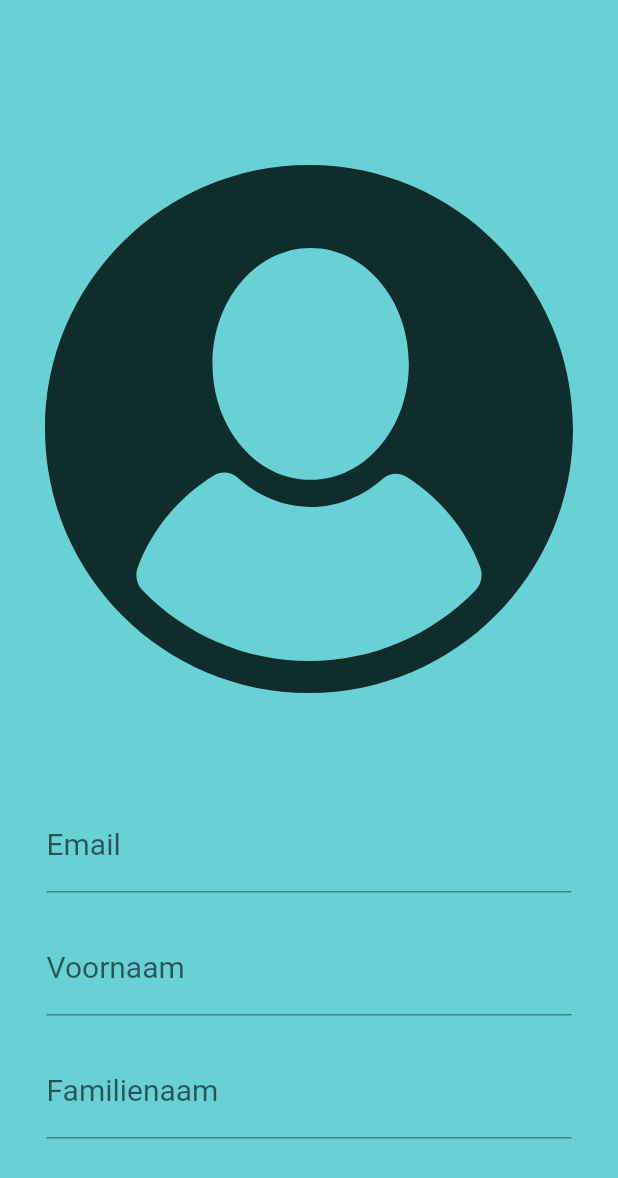
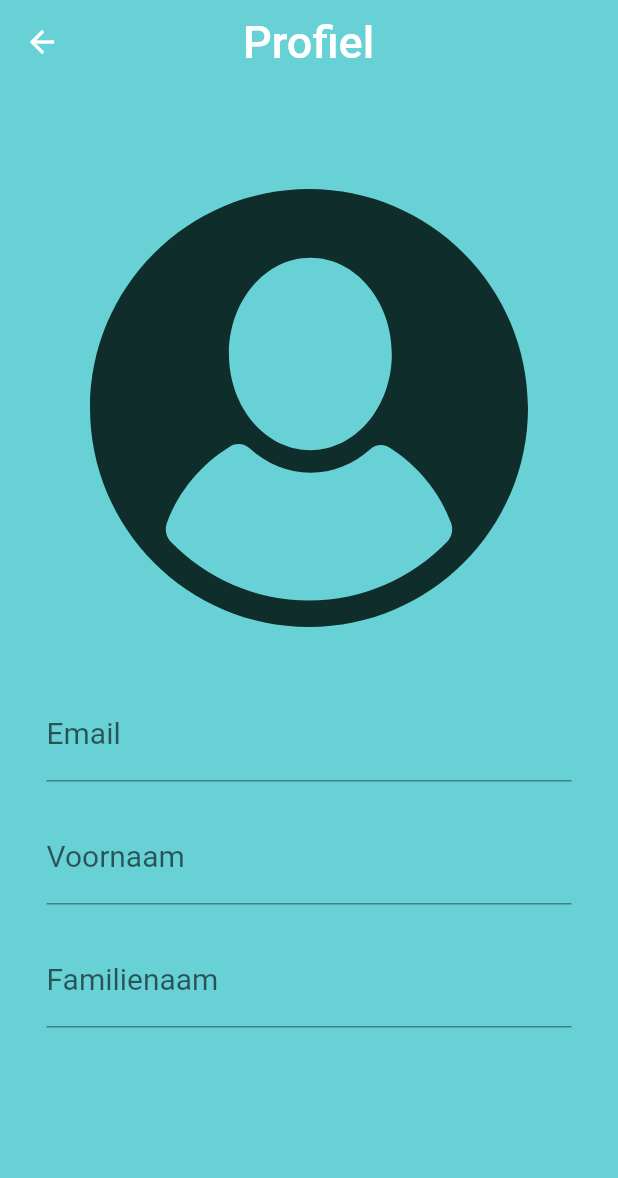
Before and after one commit to Lenaerts-Nestor/Project_Mobile_Development, a Flutter app: the SettingsPage screen opened directly, after a tap on "Profiel", on a phone screen of 412 x 824 dp. Shown: the top 1178 px of the screen. Run offline on Flutter 3.47's test engine with Material 2 defaults, Android fonts, the light colour scheme and no system bars; our stand-ins replace cloud_firestore, firebase_auth, firebase_core, flutter_map, flutter_svg, google_nav_bar and 2 more; missing offline and left inert: osm_nominatim; accounts and stored records are empty.

Commit message:
custom appbar aangemaakt en settings page verbeterd

```diff
--- /dev/null
+++ b/lib/components/custom_appbar.dart
@@ -0,0 +1,44 @@
+import 'package:flutter/material.dart';
+import 'package:parkflow/components/style/designStyle.dart';
+
+class MyAppBar extends StatelessWidget implements PreferredSizeWidget {
+  final IconData icon;
+  final VoidCallback? onPressed;
+  final String titleText;
+  final Color backgroundcolor;
+  final double marginleft;
+
+  const MyAppBar({
+    Key? key,
+    required this.icon,
+    this.onPressed,
+    required this.titleText,
+    required this.backgroundcolor,
+    required this.marginleft,
+  }) : super(key: key);
+
+  @override
+  Size get preferredSize => const Size.fromHeight(kToolbarHeight);
+
+  @override
+  Widget build(BuildContext context) {
+    return AppBar(
+      leading: IconButton(
+        icon: Icon(
+          icon,
+          color: Colors.white,
+        ),
+        onPressed: onPressed,
+      ),
+      title: Container(
+        margin: EdgeInsets.only(left: marginleft),
+        child: Text(
+          titleText,
+          style: const TextStyle(fontSize: fontSize3),
+        ),
+      ),
+      backgroundColor: backgroundcolor,
+      elevation: 0.0,
+    );
+  }
+}
--- a/lib/pages/settings/pages/profielPage.dart
+++ b/lib/pages/settings/pages/profielPage.dart
@@ -3,6 +3,7 @@
 import 'package:flutter/material.dart';
 import 'package:cloud_firestore/cloud_firestore.dart';
 import 'package:flutter_svg/svg.dart';
+import 'package:parkflow/components/custom_appbar.dart';
 import 'package:parkflow/components/style/designStyle.dart';
 import 'package:parkflow/model/user/user_account.dart';
 import 'package:parkflow/model/user/user_service.dart';
@@ -11,7 +12,8 @@ import 'package:provider/provider.dart';
 import 'package:parkflow/model/user/user_logged_controller.dart';
 
 class ProfielPage extends StatefulWidget {
-  const ProfielPage({Key? key}) : super(key: key);
+  final Function? onBackButtonPressed;
+  const ProfielPage({Key? key, this.onBackButtonPressed}) : super(key: key);
 
   @override
   _ProfielPageState createState() => _ProfielPageState();
@@ -31,16 +33,23 @@ class _ProfielPageState extends State<ProfielPage> {
 
     return Center(
       child: Scaffold(
+        appBar: MyAppBar(
+          backgroundcolor: color4,
+          icon: Icons.arrow_back,
+          titleText: "Profiel",
+          marginleft: 90,
+          onPressed: () => widget.onBackButtonPressed?.call(),
+        ),
         body: Center(
           child: Padding(
-            padding: const EdgeInsets.symmetric(
-                horizontal: padding),
+            padding: const EdgeInsets.symmetric(horizontal: padding),
             child: Column(
               children: [
-                const SizedBox(height: 80),
+                const SizedBox(height: 70),
                 //Dit zou verbeterd moeten worden
                 SvgPicture.asset('assets/usericon.svg',
-                    width: MediaQuery.of(context).size.width, color: color6),
+                    width: MediaQuery.of(context).size.width - 120,
+                    color: color6),
                 const SizedBox(height: 30),
                 FutureBuilder<UserAccount?>(
                   //methode readUser van user_service.
--- a/lib/pages/settings/pages/vehicles/VehiclesPage.dart
+++ b/lib/pages/settings/pages/vehicles/VehiclesPage.dart
@@ -1,6 +1,8 @@
 // ignore_for_file: prefer_const_constructors, file_names, camel_case_types, sized_box_for_whitespace
 
 import 'package:cloud_firestore/cloud_firestore.dart';
+import 'package:parkflow/components/custom_appbar.dart';
+import 'package:parkflow/components/style/designStyle.dart';
 import 'package:parkflow/model/user/user_logged_controller.dart';
 import 'package:parkflow/model/user/user_service.dart';
 import 'package:provider/provider.dart';
@@ -13,7 +15,8 @@ import 'add_vehicles_page.dart';
 import 'package:parkflow/components/custom_button.dart'; //test
 
 class VehiclesPage extends StatefulWidget {
-  const VehiclesPage({Key? key}) : super(key: key);
+  final Function? onBackButtonPressed;
+  const VehiclesPage({Key? key, this.onBackButtonPressed}) : super(key: key);
 
   @override
   State<VehiclesPage> createState() => _VehiclesPageState();
@@ -46,6 +49,13 @@ class _VehiclesPageState extends State<VehiclesPage> {
     final userLogged = Provider.of<UserLogged>(context);
     final userEmail = userLogged.email.trim();
     return Scaffold(
+      appBar: MyAppBar(
+        backgroundcolor: color4,
+        icon: Icons.arrow_back,
+        titleText: "Vervoeren",
+        marginleft: 60,
+        onPressed: () => widget.onBackButtonPressed?.call(),
+      ),
       body: Column(
         children: [
           Expanded(
--- a/lib/pages/settings/pages/vehicles/add_vehicles_page.dart
+++ b/lib/pages/settings/pages/vehicles/add_vehicles_page.dart
@@ -2,8 +2,10 @@
 
 import 'package:flutter/material.dart';
 import 'package:cloud_firestore/cloud_firestore.dart';
+import 'package:parkflow/components/custom_appbar.dart';
 import 'package:parkflow/components/custom_button.dart';
 import 'package:parkflow/components/custom_dropdown.dart';
+import 'package:parkflow/components/style/designStyle.dart';
 import 'package:parkflow/model/user/user_logged_controller.dart';
 import 'package:parkflow/model/vehicle.dart';
 import 'package:provider/provider.dart';
@@ -46,8 +48,11 @@ class AddVehicleState extends State<AddVehicle> {
   @override
   Widget build(BuildContext context) {
     return Scaffold(
-      appBar: AppBar(
-        title: const Text('Voer een voertuig toe'),
+      appBar: const MyAppBar(
+        backgroundcolor: color4,
+        icon: Icons.arrow_back,
+        titleText: "Voeg een vervoer toe",
+        marginleft: 0,
       ),
       body: Padding(
         padding: const EdgeInsets.all(16.0),
--- a/lib/pages/settings/settingsMain.dart
+++ b/lib/pages/settings/settingsMain.dart
@@ -9,6 +9,10 @@ import 'package:flutter_svg/flutter_svg.dart';
 
 import '../login-register/login/login_page.dart';
 
+enum SettingsPageState { DefaultPage, ProfielPage, VehiclesPage }
+
+SettingsPageState _currentPage = SettingsPageState.DefaultPage;
+
 class SettingsPage extends StatefulWidget {
   const SettingsPage({Key? key}) : super(key: key);
 
@@ -17,29 +21,23 @@ class SettingsPage extends StatefulWidget {
 }
 
 class _SettingsPageState extends State<SettingsPage> {
-  bool _showDefaultPage = true;
-  bool _showProfielPage = false;
-  bool _showVehiclesPage = false;
 
   void _onButton1Pressed() {
     setState(() {
-      _showDefaultPage = false;
-      _showProfielPage = true;
+      _currentPage = SettingsPageState.ProfielPage;
     });
   }
 
   void _onButton2Pressed() {
     setState(() {
-      _showDefaultPage = false;
-      _showVehiclesPage = true;
+      _currentPage = SettingsPageState.VehiclesPage;
     });
   }
 
-  void _onBackButtonPressed() {
+    void _onBackButtonPressed() {
     setState(() {
-      _showDefaultPage = true;
-      _showProfielPage = false;
-      _showVehiclesPage = false; // reset the vehicles page flag as well
+      // reset the vehicles page flag as well
+      _currentPage = SettingsPageState.DefaultPage;
     });
   }
 
@@ -56,7 +54,7 @@ class _SettingsPageState extends State<SettingsPage> {
     return Scaffold(
       body: Stack(
         children: [
-          _showDefaultPage
+          _currentPage == SettingsPageState.DefaultPage
               ? Center(
                   child: Column(
                     mainAxisAlignment: MainAxisAlignment.center,
@@ -85,20 +83,20 @@ class _SettingsPageState extends State<SettingsPage> {
                       ),
                       const SizedBox(height: 40),
                       const Center(
-                        child: Text(
-                          "Parkflow\nv1.0.0",
-                          textAlign: TextAlign.center,
-                          style: TextStyle(
-                            color: color5
-                          )
-                        ),
+                        child: Text("Parkflow\nv1.0.0",
+                            textAlign: TextAlign.center,
+                            style: TextStyle(color: color5)),
                       ),
                     ],
                   ),
                 )
               : const SizedBox.shrink(),
-          _showProfielPage ? const ProfielPage() : const SizedBox.shrink(),
-          _showVehiclesPage ? const VehiclesPage() : const SizedBox.shrink(),
+          _currentPage == SettingsPageState.ProfielPage
+              ?  ProfielPage(onBackButtonPressed: _onBackButtonPressed,)
+              : const SizedBox.shrink(),
+          _currentPage == SettingsPageState.VehiclesPage
+              ?  VehiclesPage(onBackButtonPressed: _onBackButtonPressed)
+              : const SizedBox.shrink(),
         ],
       ),
     );
```
